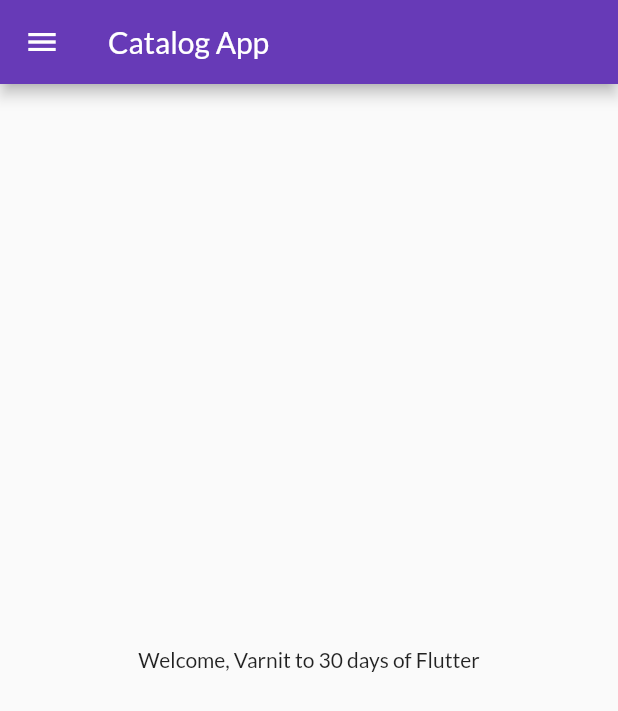
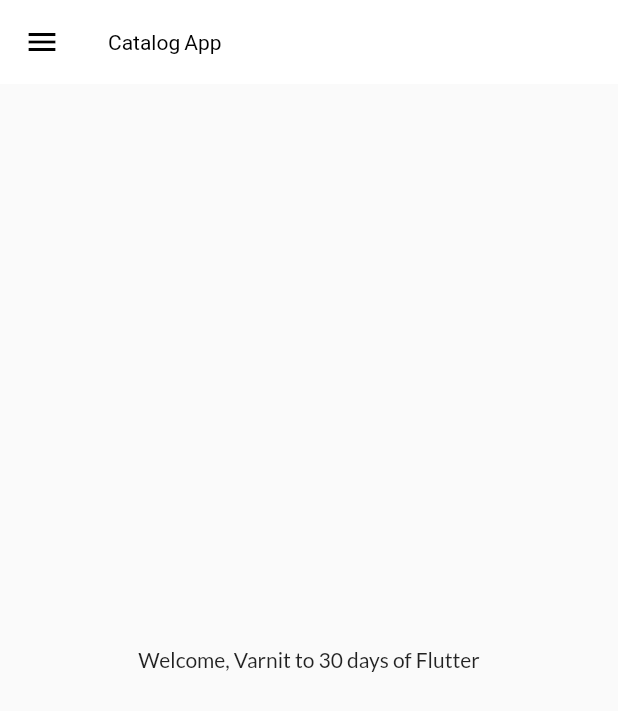
Before and after one commit to Varnitsaini12/Flutter, a Flutter app: the screen it shows after launch, on a phone screen of 412 x 824 dp. Shown: the top 711 px of the screen. Run offline on Flutter 3.47's test engine with Material 2 defaults, Android fonts, the phone set to English and light mode, and no system bars; our stand-ins replace google_fonts.

Commit message:
themes done

```diff
--- a/lib/main.dart
+++ b/lib/main.dart
@@ -1,7 +1,10 @@
+// ignore_for_file: prefer_const_constructors
+
 import 'package:flutter/material.dart';
 import 'package:flutter_application_1/pages/home_page.dart';
 import 'package:flutter_application_1/pages/login_page.dart';
 import 'package:flutter_application_1/utils/routes.dart';
+import 'package:flutter_application_1/widgets/themes.dart';
 import 'package:google_fonts/google_fonts.dart';
 
 void main() {
@@ -15,14 +18,9 @@ class MyApp extends StatelessWidget {
   Widget build(BuildContext context) {
     return MaterialApp(
       themeMode: ThemeMode.light,
-      theme: ThemeData(primarySwatch: Colors.deepPurple,
-      fontFamily: GoogleFonts.lato().fontFamily,
-      ),
+      theme: MyTheme.lightTheme(context),
+      darkTheme: MyTheme.darkTheme(context),
       debugShowCheckedModeBanner: false,
-      darkTheme: ThemeData(
-        primarySwatch: Colors.amber,
-        brightness: Brightness.dark,
-      ),
       initialRoute: MyRoutes.homeroute,
       routes: {
         MyRoutes.homeroute : (contect)=> Homepage(),
--- a/lib/pages/home_page.dart
+++ b/lib/pages/home_page.dart
@@ -1,3 +1,5 @@
+// ignore_for_file: prefer_const_constructors
+
 import 'package:flutter/material.dart';
 import 'package:flutter_application_1/widgets/drawer.dart';
 
--- /dev/null
+++ b/lib/widgets/themes.dart
@@ -0,0 +1,22 @@
+// ignore_for_file: prefer_const_constructors
+
+import 'package:flutter/material.dart';
+import 'package:google_fonts/google_fonts.dart';
+
+
+class MyTheme {
+  static ThemeData lightTheme(BuildContext context) => ThemeData(
+      primarySwatch: Colors.deepPurple,
+      fontFamily: GoogleFonts.lato().fontFamily,
+      appBarTheme: AppBarTheme(
+        color: Colors.white,
+        elevation: 0.0,
+        iconTheme: IconThemeData(color: Colors.black),
+        titleTextStyle: TextStyle(color: Colors.black),
+      ));
+
+  static ThemeData darkTheme(BuildContext context) => ThemeData(
+      brightness: Brightness.dark,
+    );
+
+}
```
